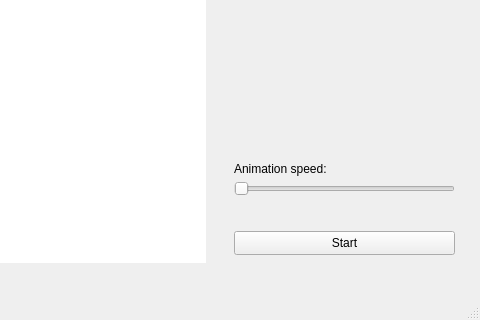
The window that mainwindow.ui (michal-wawer/micromouse_qt) describes before a commit, drawn with Qt 5; both pictures show x 296 to 776 and y 229 to 549 of the 776 by 549 pixel window.
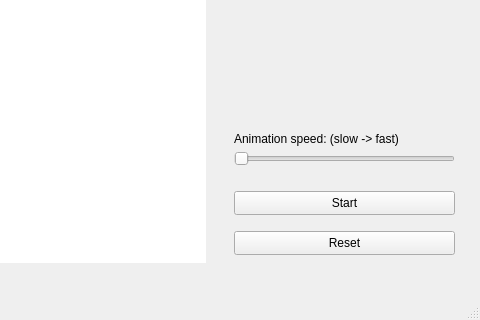
The same window after the commit.

Commit message: added controller, buttons

Patch:
```diff
--- a/mainwindow.ui
+++ b/mainwindow.ui
@@ -34,7 +34,7 @@
     <property name="geometry">
      <rect>
       <x>530</x>
-      <y>460</y>
+      <y>420</y>
       <width>221</width>
       <height>24</height>
      </rect>
@@ -63,11 +63,14 @@
     <property name="geometry">
      <rect>
       <x>530</x>
-      <y>410</y>
+      <y>380</y>
       <width>221</width>
       <height>16</height>
      </rect>
     </property>
+    <property name="minimum">
+     <number>1</number>
+    </property>
     <property name="orientation">
      <enum>Qt::Horizontal</enum>
     </property>
@@ -76,13 +79,13 @@
     <property name="geometry">
      <rect>
       <x>530</x>
-      <y>390</y>
-      <width>121</width>
+      <y>360</y>
+      <width>171</width>
       <height>16</height>
      </rect>
     </property>
     <property name="text">
-     <string>Animation speed:</string>
+     <string>Animation speed: (slow -&gt; fast)</string>
     </property>
    </widget>
    <widget class="QLabel" name="label_2">
@@ -98,6 +101,19 @@
      <string>Algorithm type:</string>
     </property>
    </widget>
+   <widget class="QPushButton" name="resetButton">
+    <property name="geometry">
+     <rect>
+      <x>530</x>
+      <y>460</y>
+      <width>221</width>
+      <height>24</height>
+     </rect>
+    </property>
+    <property name="text">
+     <string>Reset</string>
+    </property>
+   </widget>
   </widget>
   <widget class="QMenuBar" name="menubar">
    <property name="geometry">
```
Left out of the diff: 4 changed lines with no effect on the pictures. The commit also changes 8 other files.
